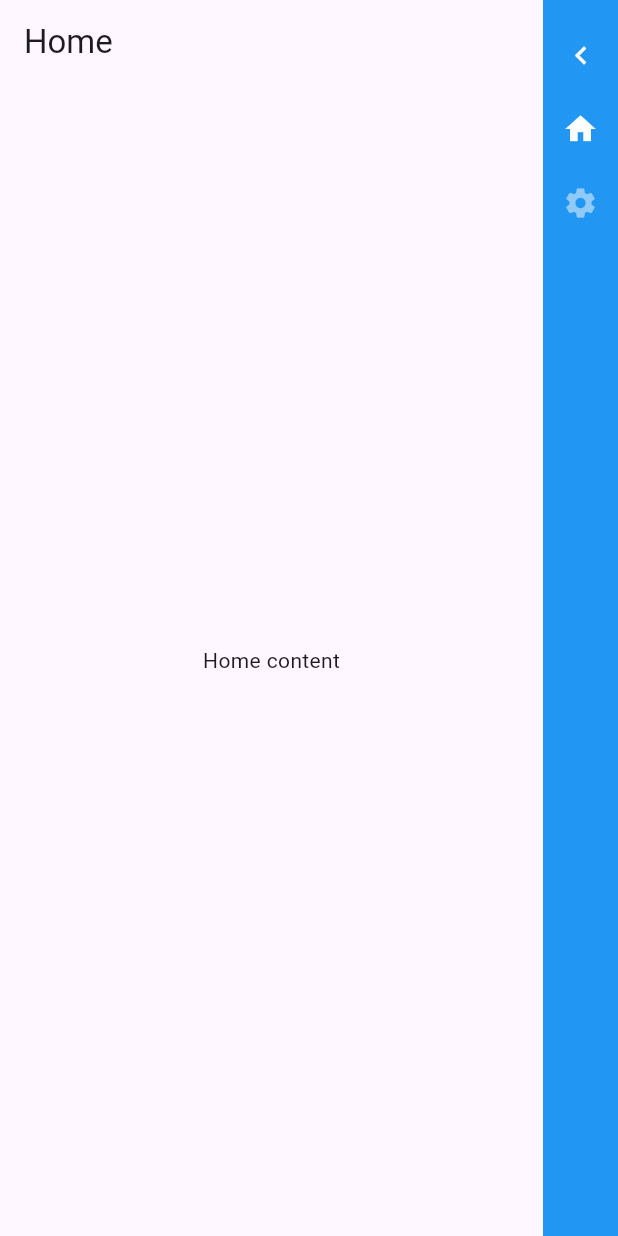
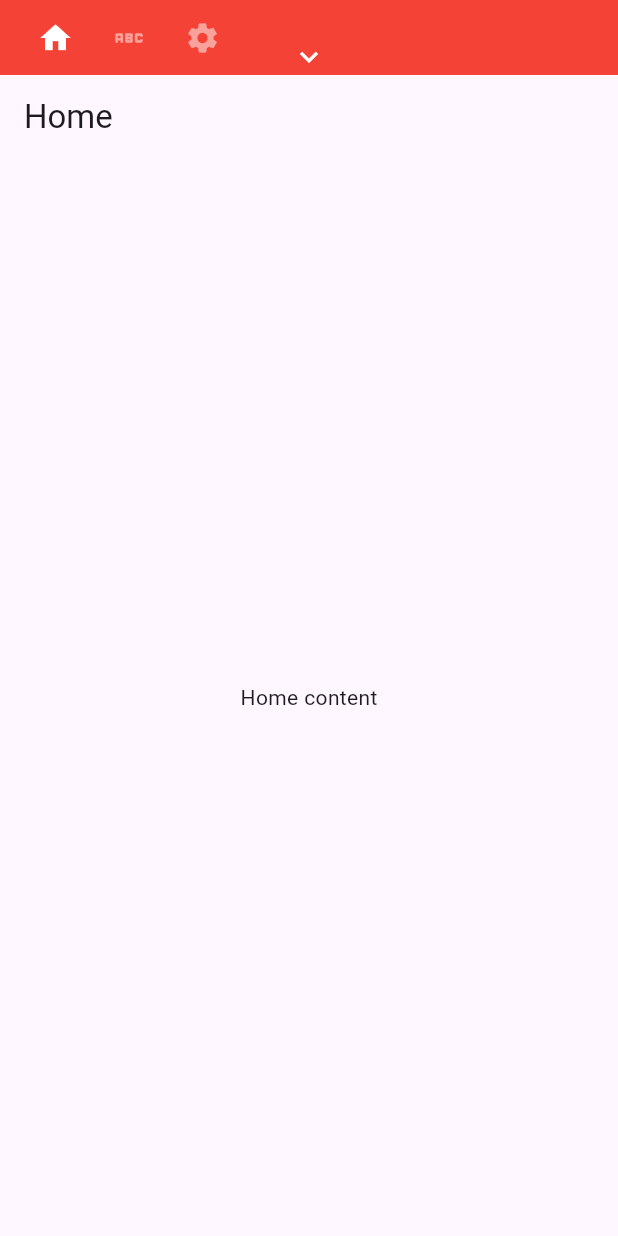
Before and after one commit to geo1796/single_page_views, a Flutter app: the screen it shows after launch, on a phone screen of 412 x 824 dp. Run offline on Flutter 3.47's test engine with Material 3 defaults, Android fonts, the phone set to English and light mode, and no system bars.

Commit message:
added HorizontalNavBar && VerticalNavBar

```diff
--- a/example/lib/main.dart
+++ b/example/lib/main.dart
@@ -22,7 +22,11 @@ class MyApp extends StatelessWidget {
         ),
         home: buildSinglePageViews(
           views,
-          navBarStyle: NavBarStyle(position: NavBarPosition.right),
+          navBarStyle: NavBarStyle(
+            color: Colors.red,
+            position: NavBarPosition.top,
+            expandedThickness: 100,
+          ),
         ));
   }
 }
@@ -38,6 +42,14 @@ final views = <SinglePageView>[
   ),
   SinglePageView(
     scaffold: Scaffold(
+      appBar: AppBar(title: Text('Test')),
+      body: const Center(child: Text('Test content')),
+    ),
+    leading: Icon(Icons.abc, color: Colors.white),
+    title: Text('Test', style: TextStyle(color: Colors.white)),
+  ),
+  SinglePageView(
+    scaffold: Scaffold(
       appBar: AppBar(title: Text('Settings')),
       body: const Center(child: Text('Settings content')),
     ),
--- a/lib/model/nav_bar_position.dart
+++ b/lib/model/nav_bar_position.dart
@@ -1,3 +1,5 @@
+import 'package:flutter/rendering.dart';
+
 enum NavBarPosition {
   left,
   top,
@@ -8,4 +10,9 @@ enum NavBarPosition {
   bool get isTop => this == NavBarPosition.top;
   bool get isRight => this == NavBarPosition.right;
   bool get isBottom => this == NavBarPosition.bottom;
+
+  bool get isVertical => isLeft || isRight;
+  bool get isHorizontal => isTop || isBottom;
+
+  Axis get axis => isVertical ? Axis.vertical : Axis.horizontal;
 }
--- a/lib/single_page_views.dart
+++ b/lib/single_page_views.dart
@@ -1,11 +1,13 @@
 import 'package:flutter/material.dart';
 import 'package:single_page_views/controllers/active_view_controller.dart';
 import 'package:single_page_views/controllers/nav_bar_state_controller.dart';
+import 'package:single_page_views/model/nav_bar_position.dart';
 import 'package:single_page_views/model/nav_bar_state.dart';
 import 'package:single_page_views/model/single_page_view.dart';
 import 'package:single_page_views/styles/nav_bar_style.dart';
-import 'package:single_page_views/widgets/single_page_nav_bar.dart';
+import 'package:single_page_views/widgets/horizontal_nav_bar.dart';
 import 'package:single_page_views/widgets/single_page_scaffold.dart';
+import 'package:single_page_views/widgets/vertical_nav_bar.dart';
 
 late final bool _initialized;
 
@@ -58,13 +60,26 @@ class SinglePageViews extends StatelessWidget {
     }
 
     return Stack(
-      alignment: navBarStyle.position.isLeft
-          ? AlignmentDirectional.topStart
-          : AlignmentDirectional.topEnd,
+      alignment: alignment,
       children: [
         SinglePageScaffold(),
-        SinglePageNavBar(),
+        navBarStyle.position.isHorizontal
+            ? HorizontalNavBar()
+            : VerticalNavBar(),
       ],
     );
   }
+
+  AlignmentDirectional get alignment {
+    switch (navBarStyle.position) {
+      case NavBarPosition.left:
+        return AlignmentDirectional.centerStart;
+      case NavBarPosition.top:
+        return AlignmentDirectional.topCenter;
+      case NavBarPosition.right:
+        return AlignmentDirectional.centerEnd;
+      case NavBarPosition.bottom:
+        return AlignmentDirectional.bottomCenter;
+    }
+  }
 }
--- a/lib/styles/nav_bar_style.dart
+++ b/lib/styles/nav_bar_style.dart
@@ -11,8 +11,8 @@ class NavBarStyle {
   final Color color;
   final Color headerColor;
   final double spacing;
-  final double expandedWidth;
-  final double collapsedWidth;
+  final double expandedThickness;
+  final double collapsedThickness;
   final NavBarPosition position;
   final Widget? customExpandedHeader;
   final Widget? customCollapsedHeader;
@@ -21,8 +21,8 @@ class NavBarStyle {
     this.color = Colors.blue,
     this.headerColor = Colors.white,
     this.spacing = 25.0,
-    this.expandedWidth = 150.0,
-    this.collapsedWidth = 50.0,
+    this.expandedThickness = 150.0,
+    this.collapsedThickness = 50.0,
     this.position = NavBarPosition.left,
     this.customExpandedHeader,
     this.customCollapsedHeader,
--- /dev/null
+++ b/lib/widgets/horizontal_nav_bar.dart
@@ -0,0 +1,48 @@
+import 'package:flutter/material.dart';
+import 'package:single_page_views/controllers/nav_bar_state_controller.dart';
+import 'package:single_page_views/model/nav_bar_state.dart';
+import 'package:single_page_views/model/single_page_view.dart';
+import 'package:single_page_views/styles/nav_bar_style.dart';
+import 'package:single_page_views/widgets/nav_bar_entry.dart';
+
+class HorizontalNavBar extends StatelessWidget {
+  const HorizontalNavBar({super.key});
+
+  @override
+  Widget build(BuildContext context) {
+    return SafeArea(
+        child: Material(
+      child: ValueListenableBuilder<NavBarState>(
+        valueListenable: navBarStateController,
+        builder: (_, navBarState, child) => Container(
+          color: navBarStyle.color,
+          height: navBarState.isExpanded
+              ? navBarStyle.expandedThickness
+              : navBarStyle.collapsedThickness,
+          child: Stack(
+            alignment: navBarStyle.position.isTop
+                ? Alignment.bottomCenter
+                : Alignment.topCenter,
+            children: [
+              child!,
+              if (!fixedNavBarState)
+                InkWell(
+                  onTap: navBarStateController.toggle,
+                  child: navBarState.isExpanded
+                      ? navBarStyle.expandedHeader
+                      : navBarStyle.collapsedHeader,
+                ),
+            ],
+          ),
+        ),
+        child: Row(
+          spacing: navBarStyle.spacing,
+          children: [
+            const SizedBox.shrink(),
+            ...List.generate(views.length, (i) => NavBarEntry(view: views[i]))
+          ],
+        ),
+      ),
+    ));
+  }
+}
--- a/lib/widgets/nav_bar_entry.dart
+++ b/lib/widgets/nav_bar_entry.dart
@@ -5,8 +5,8 @@ import 'package:single_page_views/model/nav_bar_state.dart';
 import 'package:single_page_views/model/single_page_view.dart';
 import 'package:single_page_views/styles/nav_bar_style.dart';
 
-class NavEntry extends StatelessWidget {
-  const NavEntry({
+class NavBarEntry extends StatelessWidget {
+  const NavBarEntry({
     super.key,
     required this.view,
   });
@@ -22,27 +22,44 @@ class NavEntry extends StatelessWidget {
           opacity: activeView == view ? 1 : 0.5,
           child: child,
         ),
-        child: Row(
+        child: navBarStyle.position.isVertical
+            ? Row(
                 mainAxisAlignment: MainAxisAlignment.center,
-          children: [
+                children: _children,
+              )
+            : Column(
+                mainAxisAlignment: MainAxisAlignment.center,
+                children: _children,
+              ),
+      ),
+    );
+  }
+
+  List<Widget> get _children => [
         view.leading,
         ValueListenableBuilder<NavBarState>(
             valueListenable: navBarStateController,
             builder: (context, drawerState, _) {
               if (drawerState.isCollapsed) return const SizedBox.shrink();
 
+              final heigth = navBarStyle.position.isVertical
+                  ? null
+                  : navBarStyle.expandedThickness -
+                      navBarStyle.collapsedThickness;
+
+              final width = navBarStyle.position.isHorizontal
+                  ? null
+                  : navBarStyle.expandedThickness -
+                      navBarStyle.collapsedThickness;
+
               return SizedBox(
-                    width:
-                        navBarStyle.expandedWidth - navBarStyle.collapsedWidth,
+                height: heigth,
+                width: width,
                 child: Row(
                   mainAxisAlignment: MainAxisAlignment.center,
                   children: [view.title],
                 ),
               );
             })
-          ],
-        ),
-      ),
-    );
+      ];
 }
-}
--- a/lib/widgets/single_page_nav_bar.dart
+++ /dev/null
@@ -1,52 +0,0 @@
-import 'package:flutter/material.dart';
-import 'package:single_page_views/controllers/nav_bar_state_controller.dart';
-import 'package:single_page_views/model/nav_bar_state.dart';
-import 'package:single_page_views/model/single_page_view.dart';
-import 'package:single_page_views/styles/nav_bar_style.dart';
-import 'package:single_page_views/widgets/nav_bar_entry.dart';
-
-class SinglePageNavBar extends StatelessWidget {
-  const SinglePageNavBar({super.key});
-
-  double get _drawerWidth => navBarStateController.isExpanded
-      ? navBarStyle.expandedWidth
-      : navBarStyle.collapsedWidth;
-
-  @override
-  Widget build(BuildContext context) {
-    return SafeArea(
-      child: Material(
-        child: ValueListenableBuilder<NavBarState>(
-          valueListenable: navBarStateController,
-          builder: (context, drawerState, child) => Container(
-            color: navBarStyle.color,
-            width: _drawerWidth,
-            child: Column(
-                crossAxisAlignment: drawerState.isCollapsed
-                    ? CrossAxisAlignment.center
-                    : navBarStyle.position.isLeft
-                        ? CrossAxisAlignment.end
-                        : CrossAxisAlignment.start,
-                spacing: navBarStyle.spacing,
-                children: [
-                  const SizedBox.shrink(),
-                  if (!fixedNavBarState)
-                    InkWell(
-                      onTap: navBarStateController.toggle,
-                      child: drawerState.isExpanded
-                          ? navBarStyle.expandedHeader
-                          : navBarStyle.collapsedHeader,
-                    ),
-                  child!,
-                ]),
-          ),
-          child: Column(
-            spacing: navBarStyle.spacing,
-            children:
-                List.generate(views.length, (i) => NavEntry(view: views[i])),
-          ),
-        ),
-      ),
-    );
-  }
-}
--- a/lib/widgets/single_page_scaffold.dart
+++ b/lib/widgets/single_page_scaffold.dart
@@ -9,8 +9,8 @@ class SinglePageScaffold extends StatelessWidget {
   const SinglePageScaffold({super.key});
 
   double get _drawerWidth => navBarStateController.isExpanded
-      ? navBarStyle.expandedWidth
-      : navBarStyle.collapsedWidth;
+      ? navBarStyle.expandedThickness
+      : navBarStyle.collapsedThickness;
 
   @override
   Widget build(BuildContext context) {
@@ -18,8 +18,8 @@ class SinglePageScaffold extends StatelessWidget {
       valueListenable: navBarStateController,
       builder: (context, _, child) => Positioned(
         left: navBarStyle.position.isLeft ? _drawerWidth : 0,
-        top: 0,
-        bottom: 0,
+        top: navBarStyle.position.isTop ? _drawerWidth : 0,
+        bottom: navBarStyle.position.isBottom ? _drawerWidth : 0,
         right: navBarStyle.position.isRight ? _drawerWidth : 0,
         child: child!,
       ),
--- /dev/null
+++ b/lib/widgets/vertical_nav_bar.dart
@@ -0,0 +1,49 @@
+import 'package:flutter/material.dart';
+import 'package:single_page_views/controllers/nav_bar_state_controller.dart';
+import 'package:single_page_views/model/nav_bar_state.dart';
+import 'package:single_page_views/model/single_page_view.dart';
+import 'package:single_page_views/styles/nav_bar_style.dart';
+import 'package:single_page_views/widgets/nav_bar_entry.dart';
+
+class VerticalNavBar extends StatelessWidget {
+  const VerticalNavBar({super.key});
+
+  @override
+  Widget build(BuildContext context) {
+    return SafeArea(
+        child: Material(
+      child: ValueListenableBuilder<NavBarState>(
+        valueListenable: navBarStateController,
+        builder: (_, navBarState, child) => Container(
+          color: navBarStyle.color,
+          width: navBarState.isExpanded
+              ? navBarStyle.expandedThickness
+              : navBarStyle.collapsedThickness,
+          child: Column(
+              crossAxisAlignment: navBarState.isCollapsed
+                  ? CrossAxisAlignment.center
+                  : navBarStyle.position.isLeft
+                      ? CrossAxisAlignment.end
+                      : CrossAxisAlignment.start,
+              spacing: navBarStyle.spacing,
+              children: [
+                const SizedBox.shrink(),
+                if (!fixedNavBarState)
+                  InkWell(
+                    onTap: navBarStateController.toggle,
+                    child: navBarState.isExpanded
+                        ? navBarStyle.expandedHeader
+                        : navBarStyle.collapsedHeader,
+                  ),
+                child!,
+              ]),
+        ),
+        child: Column(
+          spacing: navBarStyle.spacing,
+          children:
+              List.generate(views.length, (i) => NavBarEntry(view: views[i])),
+        ),
+      ),
+    ));
+  }
+}
```
Lines whose indentation alone changed are shown as unchanged.
